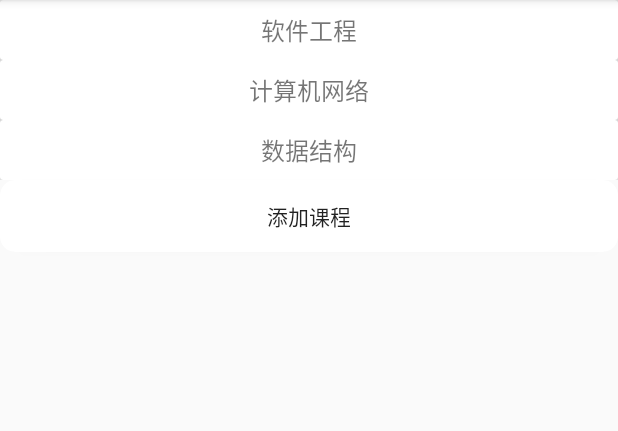
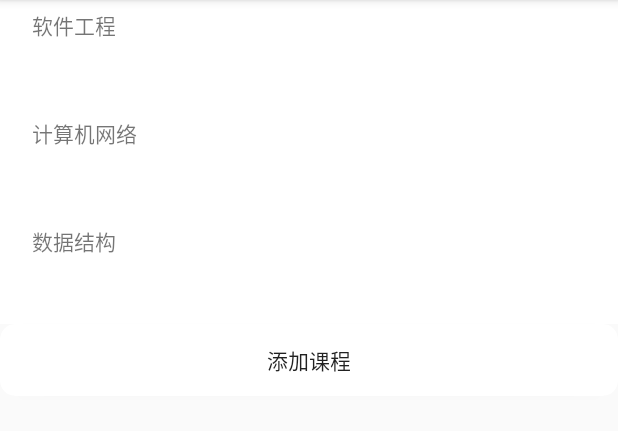
Before and after one commit to YanxianChen/CheckIn, an Android app: the CourseListActivity screen opened directly, with no data from a screen before it, on a phone screen of 412 x 824 dp, the part 84-515 px from its top. Run offline under Robolectric (Android 15) with nearby library versions, the phone set to English and light mode, and no system bars; our stand-ins replace ButterKnife; 2 statements that could not run were skipped.

Commit message:
增加侧滑栏删除和修改

```diff
--- a/app/build.gradle
+++ b/app/build.gradle
@@ -34,5 +34,6 @@ dependencies {
     compile 'com.android.support:cardview-v7:25.3.1'
     compile 'com.google.code.gson:gson:2.8.1'
     compile 'de.hdodenhof:circleimageview:2.1.0'
+    compile 'com.jakewharton:butterknife:6.1.0'
     testCompile 'junit:junit:4.12'
 }
--- a/app/src/main/java/edu/application/yancychan/checkin/activities/CourseListActivity.java
+++ b/app/src/main/java/edu/application/yancychan/checkin/activities/CourseListActivity.java
@@ -11,9 +11,11 @@ import android.widget.Button;
 import java.util.ArrayList;
 import java.util.List;
 
+import butterknife.ButterKnife;
 import edu.application.yancychan.checkin.R;
 import edu.application.yancychan.checkin.adapters.CourseAdapter;
 import edu.application.yancychan.checkin.beans.Course;
+import edu.application.yancychan.checkin.utils.RecyclerViewListDecoration;
 
 public class CourseListActivity extends AppCompatActivity {
 
@@ -31,6 +33,7 @@ public class CourseListActivity extends AppCompatActivity {
         super.onCreate(savedInstanceState);
         setContentView(R.layout.activity_course_list);
 //        TextView courseName = (TextView) findViewById(R.id.courseName);
+        ButterKnife.inject(this);
         Button addCourse = (Button) findViewById(R.id.addCourse);
         addCourse.getBackground().setAlpha(000);
         addCourse.setOnClickListener(new View.OnClickListener() {
@@ -42,9 +45,12 @@ public class CourseListActivity extends AppCompatActivity {
         });
         initCourses();
         RecyclerView recyclerview = (RecyclerView) findViewById(R.id.manager_recycler_view);
-        CourseAdapter adapter = new CourseAdapter(courseList);
+        CourseAdapter adapter = new CourseAdapter(this,courseList);
         LinearLayoutManager layoutManager = new LinearLayoutManager(this);
         recyclerview.setLayoutManager(layoutManager);
+        recyclerview.addItemDecoration(new RecyclerViewListDecoration(this,
+                RecyclerViewListDecoration.VERTICAL_LIST));
+        recyclerview.setHasFixedSize(true);
         recyclerview.setAdapter(adapter);
     }
 
--- a/app/src/main/java/edu/application/yancychan/checkin/adapters/CourseAdapter.java
+++ b/app/src/main/java/edu/application/yancychan/checkin/adapters/CourseAdapter.java
@@ -7,73 +7,149 @@ import android.support.v7.widget.RecyclerView;
 import android.view.LayoutInflater;
 import android.view.View;
 import android.view.ViewGroup;
+import android.widget.LinearLayout;
 import android.widget.TextView;
+import android.widget.Toast;
 
+import java.util.ArrayList;
 import java.util.List;
 
+import butterknife.ButterKnife;
+import butterknife.InjectView;
 import edu.application.yancychan.checkin.R;
 import edu.application.yancychan.checkin.activities.CourseDetailActivity;
 import edu.application.yancychan.checkin.activities.CourseListActivity;
 import edu.application.yancychan.checkin.beans.Course;
+import edu.application.yancychan.checkin.utils.ItemSlideHelper;
 
 /**
  * Created by yancychan on 17-4-6.
  */
 
-public class CourseAdapter extends RecyclerView.Adapter<CourseAdapter.ViewHolder> {
+public class CourseAdapter extends RecyclerView.Adapter<CourseAdapter.CourseViewHolder> implements ItemSlideHelper.Callback{
 
     private Context mContent;
+    private List<Course> mCourseList = new ArrayList<Course>();
 
-    private List<Course> mCourseList;
+    private RecyclerView mRecyclerView;
 
-    static class ViewHolder extends RecyclerView.ViewHolder{
-        CardView cardView;
+    //自定义ViewHolder
+    static class CourseViewHolder extends RecyclerView.ViewHolder {
+
+        @InjectView(R.id.courseName_item)
         TextView courseName;
+        @InjectView(R.id.course_item)
+        LinearLayout courseItem;
+        @InjectView(R.id.course_edit)
+        TextView courseEdit;
+        @InjectView(R.id.course_delete)
+        TextView courseDelete;
 
-        public ViewHolder(View view){
-            super(view);
-            cardView = (CardView) view;
-            courseName = (TextView) view.findViewById(R.id.courseName);
+        public CourseViewHolder(View itemView) {
+            super(itemView);
+            ButterKnife.inject(this,itemView);
         }
     }
 
-    public CourseAdapter(List<Course> courseList){
-        mCourseList = courseList;
+    public CourseAdapter(Context context,List<Course> courseList){
+        this.mContent = context;
+        this.mCourseList = courseList;
     }
 
     @Override
-    public ViewHolder onCreateViewHolder(ViewGroup parent, int viewType) {
+    public CourseViewHolder onCreateViewHolder(ViewGroup parent, int viewType) {
         if (mContent == null){
             mContent = parent.getContext();
         }
         final View view = LayoutInflater.from(mContent).inflate(R.layout.course_item,
                 parent,false);
-        final ViewHolder holder = new ViewHolder(view);
+        final CourseViewHolder holder = new CourseViewHolder(view);
 
-        holder.cardView.setOnClickListener(new View.OnClickListener() {
+        return holder;
+    }
+
+    /**
+     * 将recyclerView绑定Slide事件
+     *
+     * @param recyclerView
+     */
+    @Override
+    public void onAttachedToRecyclerView(RecyclerView recyclerView) {
+        super.onAttachedToRecyclerView(recyclerView);
+        mRecyclerView = recyclerView;
+        mRecyclerView.addOnItemTouchListener(new ItemSlideHelper(mRecyclerView.getContext(), this));
+    }
+
+    @Override
+    public void onBindViewHolder(final CourseViewHolder holder, final int position) {
+        Course course = mCourseList.get(position);
+        holder.courseName.setText(course.getCourseName());
+
+        //消息主体监听, 点击进入课程详细信息界面
+        holder.courseItem.setOnClickListener(new View.OnClickListener() {
             @Override
             public void onClick(View v) {
-                int position = holder.getAdapterPosition();
-                final Course course = mCourseList.get(position);
+                Toast.makeText(mContent,"进入详细界面",Toast.LENGTH_SHORT).show();
                 Intent intent = new Intent(mContent,CourseDetailActivity.class);
-                intent.putExtra(CourseListActivity.COURSE_NAME,"课程名: "+course.getCourseName());
-                intent.putExtra(CourseListActivity.COURSE_ID,"课程ID: "+new StringBuilder().append(course.getCourseId()));
-                intent.putExtra(CourseListActivity.NUMBER_OF_STUDENT,"学生人数: "+course.getNumberOfStudent());
                 mContent.startActivity(intent);
             }
         });
-        return holder;
+
+        //侧滑栏编辑界面监听, 进入编辑界面
+        holder.courseEdit.setOnClickListener(new View.OnClickListener() {
+            @Override
+            public void onClick(View v) {
+                // TODO: 17-7-8 编辑页面未写
+                Toast.makeText(mContent, "进入编辑界面", Toast.LENGTH_SHORT).show();
+                notifyItemChanged(holder.getAdapterPosition());
+            }
+        });
+
+        //侧滑栏删除时事件监听
+        holder.courseDelete.setOnClickListener(new View.OnClickListener() {
+            @Override
+            public void onClick(View v) {
+                Toast.makeText(mContent, "删除", Toast.LENGTH_SHORT).show();
+                removeCourse(holder.getAdapterPosition());
+            }
+        });
     }
-
-    @Override
-    public void onBindViewHolder(ViewHolder holder, int position) {
-        Course course = mCourseList.get(position);
-        holder.courseName.setText(course.getCourseName());
-    }
-
 
     @Override
     public int getItemCount() {
         return mCourseList.size();
     }
+
+    /**
+     * 此方法用来计算水平方向移动的距离
+     *
+     * @param holder
+     * @return
+     */
+    @Override
+    public int getHorizontalRange(RecyclerView.ViewHolder holder) {
+        if (holder.itemView instanceof LinearLayout) {
+            ViewGroup viewGroup = (ViewGroup) holder.itemView;
+            //viewGroup包含3个控件，即消息主item、编辑、删除，返回为编辑宽度+删除宽度
+            return viewGroup.getChildAt(1).getLayoutParams().width
+                    + viewGroup.getChildAt(2).getLayoutParams().width;
+        }
+        return 0;
+    }
+
+    @Override
+    public RecyclerView.ViewHolder getChildViewHolder(View childView) {
+        return mRecyclerView.getChildViewHolder(childView);
+    }
+
+    @Override
+    public View findTargetView(float x, float y) {
+        return mRecyclerView.findChildViewUnder(x, y);
+    }
+
+    //删除一个课程
+    public void removeCourse(int position) {
+        mCourseList.remove(position);
+        notifyItemRemoved(position);
+    }
 }
--- a/app/src/main/res/layout/activity_course_edit.xml
+++ b/app/src/main/res/layout/activity_course_edit.xml
@@ -1,9 +1,12 @@
 <?xml version="1.0" encoding="utf-8"?>
-<android.support.constraint.ConstraintLayout xmlns:android="http://schemas.android.com/apk/res/android"
-    xmlns:app="http://schemas.android.com/apk/res-auto"
-    xmlns:tools="http://schemas.android.com/tools"
-    android:layout_width="match_parent"
-    android:layout_height="match_parent"
-    tools:context="edu.application.yancychan.checkin.activities.CourseEditActivity">
+<LinearLayout xmlns:android="http://schemas.android.com/apk/res/android"
+    android:orientation="vertical" android:layout_width="match_parent"
+    android:layout_height="match_parent">
 
-</android.support.constraint.ConstraintLayout>
+    <com.hankkin.library.RefreshSwipeMenuListView
+        android:id="@+id/swipe"
+        android:dividerHeight="1dp"
+        android:layout_width="match_parent"
+        android:layout_height="match_parent"/>
+
+</LinearLayout>
--- a/app/src/main/res/layout/activity_course_list.xml
+++ b/app/src/main/res/layout/activity_course_list.xml
@@ -26,18 +26,4 @@
             android:textSize="14dp"/>
     </android.support.v7.widget.CardView>
 
-    <android.support.constraint.Guideline
-        android:layout_width="wrap_content"
-        android:layout_height="wrap_content"
-        android:id="@+id/guideline"
-        app:layout_constraintGuide_begin="20dp"
-        android:orientation="horizontal" />
-
-    <android.support.constraint.Guideline
-        android:layout_width="wrap_content"
-        android:layout_height="wrap_content"
-        android:id="@+id/guideline2"
-        app:layout_constraintGuide_begin="20dp"
-        android:orientation="vertical" />
-
 </LinearLayout>
--- a/app/src/main/res/layout/course_item.xml
+++ b/app/src/main/res/layout/course_item.xml
@@ -1,13 +1,60 @@
 <?xml version="1.0" encoding="utf-8"?>
-<android.support.v7.widget.CardView
-    xmlns:android="http://schemas.android.com/apk/res/android"
+<LinearLayout xmlns:android="http://schemas.android.com/apk/res/android"
     android:layout_width="match_parent"
-    android:layout_height="40dp">
-    <TextView
-        android:layout_gravity="center"
-        android:id="@+id/courseName"
+    android:layout_height="72dp"
+    android:background="@color/white"
+    android:orientation="horizontal">
+
+    <LinearLayout
+        android:id="@+id/course_item"
         android:layout_width="match_parent"
         android:layout_height="match_parent"
-        android:textSize="16dp"
-        android:gravity="center"/>
-</android.support.v7.widget.CardView>
+        android:background="@color/white"
+        android:layout_marginLeft="15dp"
+        android:layout_marginRight="8dp"
+        android:orientation="horizontal">
+
+        <LinearLayout
+            android:layout_width="match_parent"
+            android:layout_height="match_parent"
+            android:orientation="vertical"
+            android:padding="6dp">
+
+            <TextView
+                android:id="@+id/courseName_item"
+                android:layout_width="match_parent"
+                android:layout_height="match_parent"
+                android:ellipsize="end"
+                android:maxLines="2"/>
+        </LinearLayout>
+    </LinearLayout>
+
+    <LinearLayout
+        android:layout_width="90dp"
+        android:layout_height="match_parent"
+        android:background="#D1BA74">
+
+        <TextView
+            android:id="@+id/course_edit"
+            android:layout_width="match_parent"
+            android:layout_height="match_parent"
+            android:gravity="center"
+            android:text="修改"
+            android:textColor="@color/white" />
+    </LinearLayout>
+
+    <LinearLayout
+        android:layout_width="60dp"
+        android:layout_height="match_parent"
+        android:background="@color/theme_color">
+
+        <TextView
+            android:id="@+id/course_delete"
+            android:layout_width="match_parent"
+            android:layout_height="match_parent"
+            android:gravity="center"
+            android:text="删除"
+            android:textColor="@color/white" />
+    </LinearLayout>
+
+</LinearLayout>
--- a/app/src/main/res/values/colors.xml
+++ b/app/src/main/res/values/colors.xml
@@ -9,4 +9,8 @@
 
     <color name="tab_down">#37aaa9</color>
     <color name="tab">#46dad8</color>
+
+    <color name="theme_color">#F4606C</color>
+    <color name="white">#ffffff</color>
+    <color name="gray">#cecece</color>
 </resources>
```
